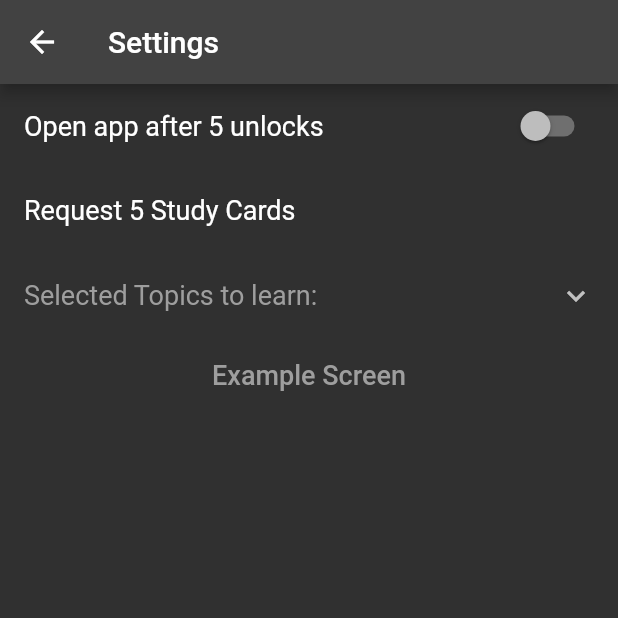
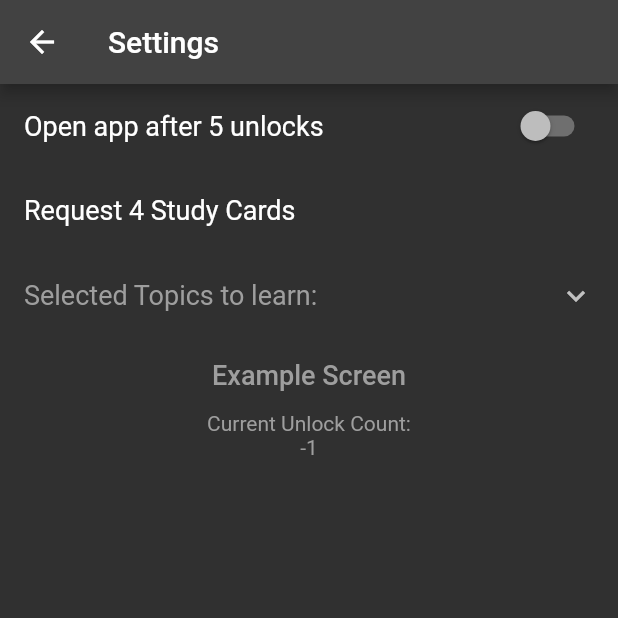
Before and after one commit to FloloGames/vocabulary_trainer, a Flutter app: the SettingsPage screen opened directly, on a phone screen of 412 x 824 dp, the top half of it. Run offline on Flutter 3.47's test engine with Material 2 defaults, Android fonts, the phone set to English and light mode, and no system bars; our stand-ins replace flip_card, flutter_colorpicker, flutter_staggered_animations, rxdart.

Commit message:
corrected Settings text added Current unlock count in settings changed aditable_text_widget alignment to center -> looks better

```diff
--- a/lib/screens/settings_page.dart
+++ b/lib/screens/settings_page.dart
@@ -22,7 +22,7 @@ class _SettingsPageState extends State<SettingsPage> {
       AndroidCountUnlocksManager.instance;
 
   bool _openAppAfterUnlocks = false;
-
+  int _currUnlockCount = -1;
   // ignore: prefer_final_fields
 
   @override
@@ -40,6 +40,9 @@ class _SettingsPageState extends State<SettingsPage> {
         await _androidCountUnlocksManager.isForegroundServiceRunning();
     isForegroundServiceRunning ??= false;
     _openAppAfterUnlocks = isForegroundServiceRunning;
+    int? count = await AndroidCountUnlocksManager.instance.getUnlockCount();
+    count ??= -1;
+    _currUnlockCount = count;
     setState(() {});
   }
 
@@ -87,9 +90,9 @@ class _SettingsPageState extends State<SettingsPage> {
                 ),
                 ListTile(
                   onTap: () {},
-                  title: Text(
-                    "Request ${_androidCountUnlocksManager.unlockCountToOpenApp} Study Cards",
-                    style: const TextStyle(
+                  title: const Text(
+                    "Request 4 Study Cards",
+                    style: TextStyle(
                       fontSize: 18,
                     ),
                   ),
@@ -162,6 +165,15 @@ class _SettingsPageState extends State<SettingsPage> {
                         fontSize: 18,
                         color: _openAppAfterUnlocks ? Colors.blue : Colors.grey,
                       ),
+                    ),
+                  ),
+                ),
+                Center(
+                  child: Text(
+                    "Current Unlock Count:\n$_currUnlockCount",
+                    textAlign: TextAlign.center,
+                    style: const TextStyle(
+                      color: Colors.grey,
                     ),
                   ),
                 ),
--- a/lib/screens/study_card_learning_page.dart
+++ b/lib/screens/study_card_learning_page.dart
@@ -175,6 +175,7 @@ class _StudyCardLearningPageState extends State<StudyCardLearningPage> {
                       (widget.studyCardList[currCardIndex].third
                               .questionLearnObjects[0] as TextObject)
                           .text,
+                      textAlign: TextAlign.center,
                       style: const TextStyle(
                         color: Colors.black,
                         fontSize: 22,
@@ -203,6 +204,7 @@ class _StudyCardLearningPageState extends State<StudyCardLearningPage> {
                       (widget.studyCardList[currCardIndex].third
                               .answerLearnObjects[0] as TextObject)
                           .text,
+                      textAlign: TextAlign.center,
                       style: const TextStyle(
                         color: Colors.black,
                         fontSize: 22,
--- a/lib/widgets/editable_text_widget.dart
+++ b/lib/widgets/editable_text_widget.dart
@@ -39,6 +39,7 @@ class _EditableTextWidgetState extends State<EditableTextWidget> {
           ? TextField(
               autofocus: true,
               style: widget.textStyle,
+              textAlign: TextAlign.center,
               controller: textEditingController,
               onSubmitted: (newText) {
                 setState(() {
@@ -51,6 +52,7 @@ class _EditableTextWidgetState extends State<EditableTextWidget> {
             )
           : Text(
               widget.preText + textEditingController.text,
+              textAlign: TextAlign.center,
               style: widget.textStyle,
             ),
     );
--- a/todo.txt
+++ b/todo.txt
@@ -1,3 +1,4 @@
 * Add StudySmarter like Painter at the top
 * color studyCards with last answer
 * settings_page add possibility to change unlockCount and StudyCardCount
+* add auto update functionality
```
